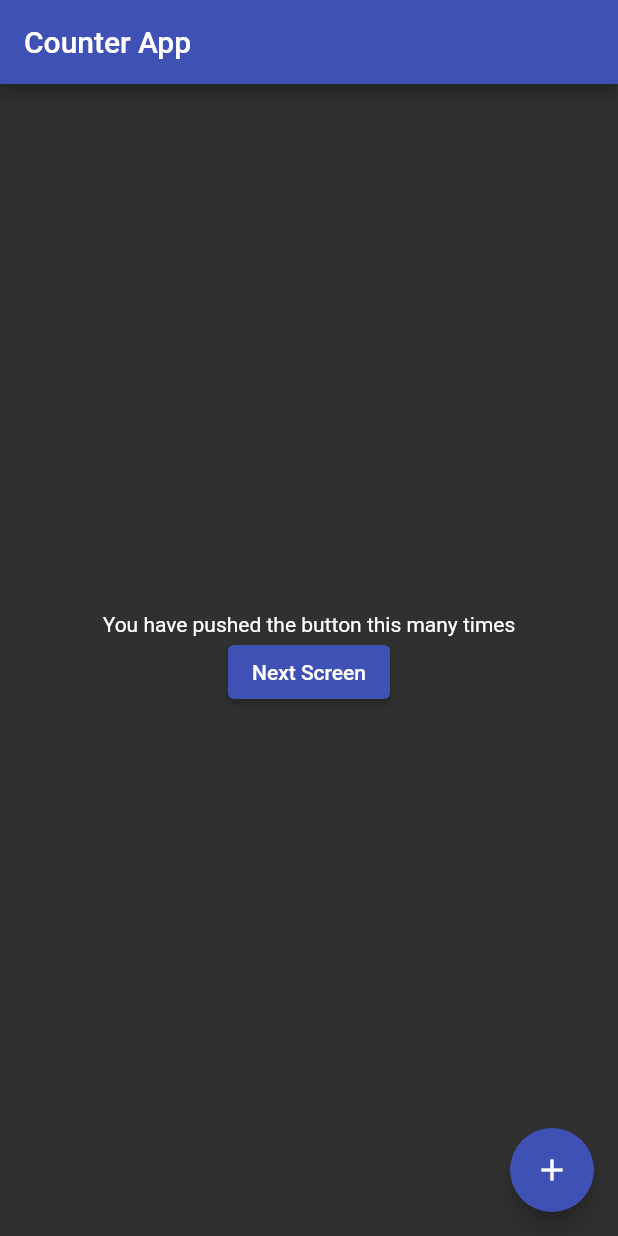
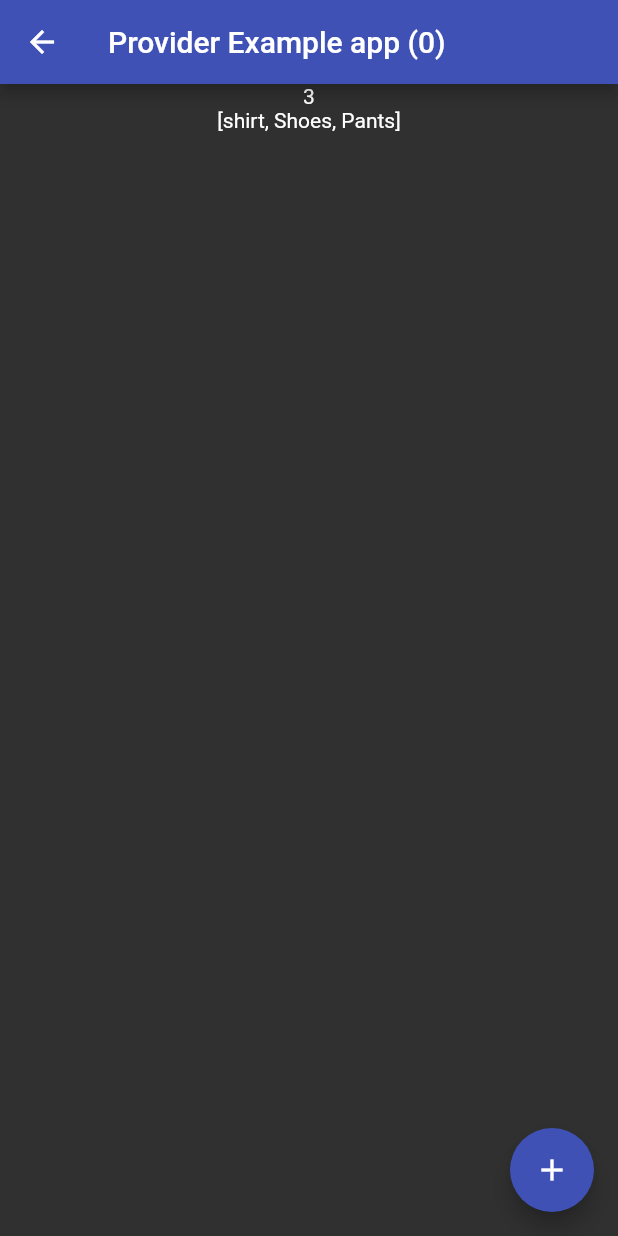
Before and after one commit to yourglimpse/provider_learn2, a Flutter app: the screen it shows after launch, after a tap on "Next Screen", on a phone screen of 412 x 824 dp. Run offline on Flutter 3.47's test engine with Material 2 defaults, Android fonts, the light colour scheme and no system bars.

Commit message:
Provider implementation

```diff
--- a/lib/main.dart
+++ b/lib/main.dart
@@ -1,9 +1,18 @@
 import 'package:flutter/material.dart';
 import 'package:provider/provider.dart';
+import 'package:provider_learn2/providers/counter_provider.dart';
+import 'package:provider_learn2/providers/shopping_cart.dart';
+import 'package:provider_learn2/screens/second_screen.dart';
 import '../screens/my_first_screen.dart';
 
 void main() {
-  runApp(const MyApp());
+  runApp(MultiProvider(
+    providers: [
+      ChangeNotifierProvider(create: (_) => Counter()),
+      ChangeNotifierProvider(create: (_) => ShoppingCart()),
+    ],
+    child: const MyApp(),
+  ));
 }
 
 class MyApp extends StatelessWidget {
@@ -15,7 +24,8 @@ class MyApp extends StatelessWidget {
       theme: ThemeData(brightness: Brightness.dark),
       initialRoute: '/',
       routes: {
-        '/': (context) => MyFirstScreen(),
+        '/': (context) => const MyFirstScreen(),
+        '/second': (context) => const SecondScreen(),
       },
     );
   }
--- /dev/null
+++ b/lib/providers/counter_provider.dart
@@ -0,0 +1,12 @@
+import 'package:flutter/material.dart';
+
+class Counter with ChangeNotifier {
+  int _count = 0;
+
+  int get count => _count;
+
+  void increment() {
+    _count++;
+    notifyListeners();
+  }
+}
--- /dev/null
+++ b/lib/providers/shopping_cart.dart
@@ -0,0 +1,13 @@
+import 'package:flutter/material.dart';
+
+class ShoppingCart with ChangeNotifier {
+  final List<String> _shoppingCart = ['shirt', 'Shoes', 'Pants'];
+  int get count => _shoppingCart.length;
+
+  List<String> get cart => _shoppingCart;
+
+  void addItem(String item) {
+    _shoppingCart.add(item);
+    notifyListeners();
+  }
+}
--- a/lib/screens/my_first_screen.dart
+++ b/lib/screens/my_first_screen.dart
@@ -1,4 +1,6 @@
 import 'package:flutter/material.dart';
+import '../providers/counter_provider.dart';
+import 'package:provider/provider.dart';
 
 class MyFirstScreen extends StatelessWidget {
   const MyFirstScreen({Key? key}) : super(key: key);
@@ -14,9 +16,16 @@ class MyFirstScreen extends StatelessWidget {
         child: Column(
           mainAxisAlignment: MainAxisAlignment.center,
           children: [
-            const Text('You have pushed the button this many times'),
+            Text(
+                'You have pushed the button this many times:${context.watch<Counter>().count}'),
+            const Count(),
+            const SizedBox(
+              height: 30,
+            ),
             ElevatedButton(
-              onPressed: () {},
+              onPressed: () {
+                Navigator.pushNamed(context, '/second');
+              },
               child: const Text('Next Screen'),
               style: ElevatedButton.styleFrom(primary: Colors.indigo),
             )
@@ -25,7 +34,7 @@ class MyFirstScreen extends StatelessWidget {
       ),
       floatingActionButton: FloatingActionButton(
           backgroundColor: Colors.indigo,
-          onPressed: () {},
+          onPressed: () => context.read<Counter>().increment(),
           child: const Icon(
             Icons.add,
             color: Colors.white,
@@ -33,3 +42,16 @@ class MyFirstScreen extends StatelessWidget {
     );
   }
 }
+
+class Count extends StatelessWidget {
+  const Count({Key? key}) : super(key: key);
+
+  @override
+  Widget build(BuildContext context) {
+    return Text(
+      '${context.watch<Counter>().count}',
+      key: const Key('counterState'),
+      style: Theme.of(context).textTheme.headline4,
+    );
+  }
+}
--- /dev/null
+++ b/lib/screens/second_screen.dart
@@ -0,0 +1,37 @@
+import 'package:flutter/material.dart';
+import 'package:provider/provider.dart';
+import 'package:provider_learn2/providers/counter_provider.dart';
+import 'package:provider_learn2/providers/shopping_cart.dart';
+
+class SecondScreen extends StatelessWidget {
+  const SecondScreen({Key? key}) : super(key: key);
+
+  @override
+  Widget build(BuildContext context) {
+    return Scaffold(
+      appBar: AppBar(
+        backgroundColor: Colors.indigo,
+        title: Text(
+          'Provider Example app (${context.watch<Counter>().count})',
+        ),
+      ),
+      body: Center(
+        child: Column(
+          children: [
+            Text('${context.watch<ShoppingCart>().count}'),
+            Text('${context.watch<ShoppingCart>().cart}')
+          ],
+        ),
+      ),
+      floatingActionButton: FloatingActionButton(
+        onPressed: () => context.read<ShoppingCart>().addItem('Tshirt'),
+        tooltip: 'Add Item',
+        child: const Icon(
+          Icons.add,
+          color: Colors.white,
+        ),
+        backgroundColor: Colors.indigo,
+      ),
+    );
+  }
+}
```
